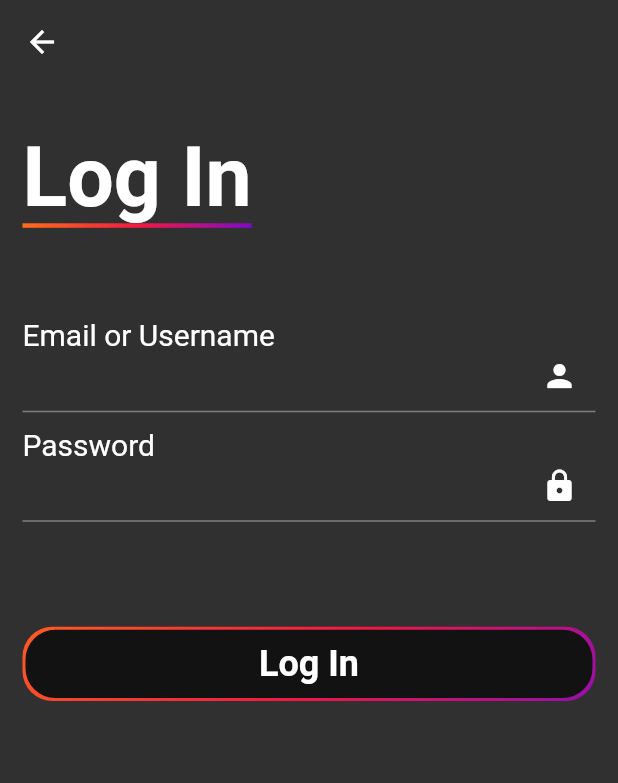
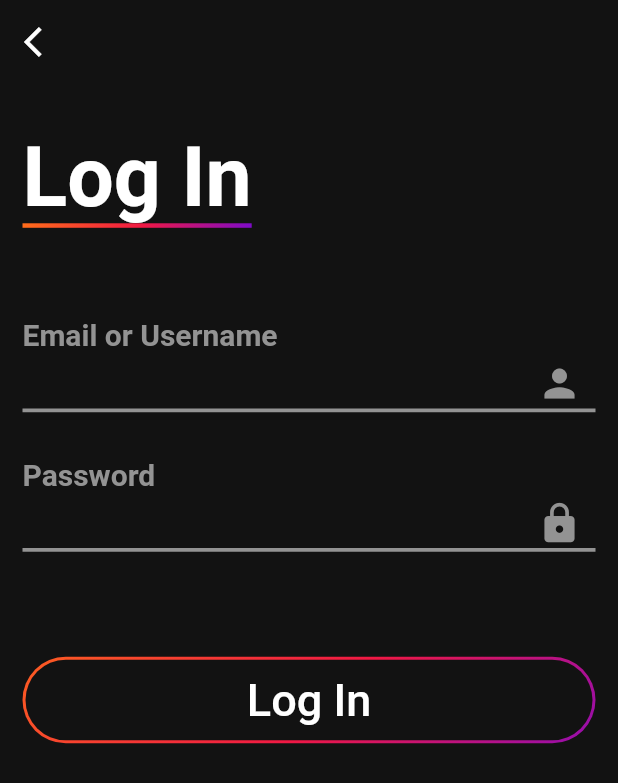
Before and after one commit to mjbernet3/fomo, a Flutter app: the screen it shows after launch, after a tap on "Login", on a phone screen of 412 x 824 dp. Shown: the top 783 px of the screen. Run offline on Flutter 3.47's test engine with Material 2 defaults, Android fonts, the phone set to English and light mode, and no system bars; our stand-ins replace firebase_auth; accounts and stored records are empty; Roboto replaces fonts that are missing (Raleway).

Commit message:
Final Login/Registration for now

```diff
--- a/lib/frontend/components/GradientButton.dart
+++ b/lib/frontend/components/GradientButton.dart
@@ -15,13 +15,13 @@ class GradientButton extends StatelessWidget {
 
   final innerDecor = BoxDecoration(
     color: Color(0xFF121212),
-    border: Border.all(color: Color(0xFF121212)),
-    borderRadius: BorderRadius.circular(20)
+      border: Border.all(color: Colors.transparent),
+    borderRadius: BorderRadius.circular(50)
   );
 
   final gradientBoxDecoration = BoxDecoration(
     gradient: gradientOutline,
-    borderRadius: BorderRadius.circular(20),
+    borderRadius: BorderRadius.circular(50),
   );
 
   GradientButton({
@@ -41,15 +41,15 @@ class GradientButton extends StatelessWidget {
               color: Colors.transparent,
               onPressed: buttonPressed,
               shape: RoundedRectangleBorder(
-                  borderRadius: new BorderRadius.circular(20)
+                  borderRadius: new BorderRadius.circular(50)
               ),
               child: Text(
                   buttonText,
                   textAlign: TextAlign.center,
                 style: TextStyle(
-                    fontWeight: FontWeight.bold,
+                    color: Colors.white,
                     fontFamily: 'Raleway',
-                    fontSize: 24.0
+                    fontSize: 30
                 ),
               )
             ),
@@ -60,7 +60,7 @@ class GradientButton extends StatelessWidget {
         ),
       ),
       constraints: const BoxConstraints(minWidth: 88.0, minHeight: 36.0),
-      height: MediaQuery.of(context).size.width * 0.12,
+      height: MediaQuery.of(context).size.width * 0.14,
       decoration: gradientBoxDecoration,
     );
   }
--- a/lib/frontend/components/InputFieldWidget.dart
+++ b/lib/frontend/components/InputFieldWidget.dart
@@ -8,6 +8,11 @@ class InputField extends StatelessWidget {
 
   InputField(this.title, this.icon, this.changed, [this.hidden = false]);
 
+  final UnderlineInputBorder defaultLine = UnderlineInputBorder(
+      borderSide: const BorderSide(
+          color: Color(0xFF939393),
+          width: 2.5));
+
   @override
   Widget build(BuildContext context) {
     return Stack(
@@ -16,29 +21,37 @@ class InputField extends StatelessWidget {
               alignment: Alignment.topLeft,
               child: Text(title,
                   style: TextStyle(
+                      fontWeight: FontWeight.bold,
                       fontSize: 20,
                       fontFamily: 'Raleway',
-                      color: Colors.white)
+                      color: Color(0xFF939393))
               )
           ),
           Padding(
             padding: EdgeInsets.only(top: 15),
-            child: TextField(
+            child:
+            TextField(
+                style: TextStyle(
+                  color: Colors.white,
+                  fontFamily: 'Raleway',
+                  fontSize: 20
+                ),
                 obscureText: hidden,
                 decoration: InputDecoration(
-                    focusedBorder: UnderlineInputBorder(
-                        borderSide: const BorderSide(color: Colors.white)
+                    contentPadding: EdgeInsets.only(
+                        top: 20,
+                        bottom: 5),
+                    alignLabelWithHint: false,
+                    focusedBorder: defaultLine,
+                    enabledBorder: defaultLine,
+                    suffixIcon: Padding(
+                        padding: const EdgeInsetsDirectional.only(
+                            end: 0, top: 10),
+                        child: Icon(
+                            icon,
+                            size: 30,
+                            color: Color(0xFF939393))
                     ),
-                    border: UnderlineInputBorder(),
-                    suffixIcon: Padding(
-                        padding: const EdgeInsetsDirectional.only(end: 0),
-                        child: Icon(icon,
-                            color: Colors.white)
-                    ),
-                    labelStyle: TextStyle(
-                        fontSize: 40,
-                        fontFamily: 'Raleway',
-                        color: Colors.white)
                 ),
                 onChanged: (String typedValue) {
                   changed(typedValue);
--- a/lib/frontend/pages/login_page.dart
+++ b/lib/frontend/pages/login_page.dart
@@ -25,6 +25,10 @@ class LoginPage extends StatelessWidget {
       child: Consumer<LoginModel>(
         builder: (context, model, child) => Scaffold(
           appBar: AppBar(
+            leading: new IconButton(
+              icon: new Icon(Icons.arrow_back_ios, color: Colors.white),
+              onPressed: () => Navigator.of(context).pop(),
+            ),
             backgroundColor: Colors.transparent,
             elevation: 0.0,
           ),
@@ -40,21 +44,20 @@ class LoginPage extends StatelessWidget {
                     children: <Widget>[
                       loginPageHeader('Log In'),
                       SizedBox(height: 60),
-                      Column(
-                        crossAxisAlignment: CrossAxisAlignment.center,
-                        children: <Widget> [
                           emailInput,
-                          SizedBox(height:10),
-                          passwordInput
-                        ]
+                          SizedBox(height:30),
+                          passwordInput,
+                      SizedBox(
+                          height:50),
+                      GradientButton(
+                          buttonText: 'Log In',
+                          buttonPressed: () async {
+                              bool success = await model.login(_email, _password);
+                              if (success) {
+                                Navigator.pushNamed(context, '/discover');
+                              }
+                          }
                       ),
-                      SizedBox(height:50),
-                      GradientButton(buttonText: 'Log In', buttonPressed: () async {
-                        bool success = await model.login(_email, _password);
-                        if (success) {
-                          Navigator.pushNamed(context, '/discover');
-                        }
-                      }),
                       SizedBox(height:30)
                     ],
                   ),
--- a/lib/frontend/pages/register_page.dart
+++ b/lib/frontend/pages/register_page.dart
@@ -20,7 +20,7 @@ class RegisterPage extends StatelessWidget {
             (String input) { _email = input; });
     InputField nameInput = InputField('Name', Icons.person,
             (String input) { _name = input; });
-    InputField usernameInput = InputField('Username', Icons.person,
+    InputField usernameInput = InputField('Username', Icons.done,
             (String input) { _username = input; });
     InputField passwordInput = InputField('Password', Icons.lock,
             (String input) { _password = input; }, true);
@@ -34,11 +34,16 @@ class RegisterPage extends StatelessWidget {
       child: Consumer<RegisterModel>(
         builder: (context, model, child) => Scaffold(
           appBar: AppBar(
+            leading: new IconButton(
+              icon: new Icon(Icons.arrow_back_ios,
+                  color: Colors.white),
+                  onPressed: () => Navigator.of(context).pop(),
+            ),
             backgroundColor: Colors.transparent,
             elevation: 0.0,
           ),
           body: SingleChildScrollView(child: Padding(
-            padding: EdgeInsets.only(bottom: 40, left: 15, right: 15, top: 30),
+            padding: EdgeInsets.only(bottom: 40, left: 20, right: 20, top: 30),
             child: model.isLoading
                 ? Center(
                     child: CircularProgressIndicator(),
@@ -51,15 +56,15 @@ class RegisterPage extends StatelessWidget {
                       SizedBox(height: 60),
                       emailInput,
                       SizedBox(
-                        height: 10.0,
+                        height: 30.0,
                       ),
                       nameInput,
                       SizedBox(
-                        height: 10.0,
+                        height: 30.0,
                       ),
                       usernameInput,
                       SizedBox(
-                        height: 10.0,
+                        height: 30.0,
                       ),
                       passwordInput,
                       SizedBox(
--- a/lib/main.dart
+++ b/lib/main.dart
@@ -16,7 +16,9 @@ class AppName extends StatelessWidget {
       providers: AppContainer().providers,
       child: MaterialApp(
         home: InitialPageSelector(),
-        theme: ThemeData.dark(),
+        theme: ThemeData(
+          canvasColor: Color(0xFF121212)
+        ),
         routes: {
           '/welcome': (context) => WelcomePage(),
           '/register': (context) => RegisterPage(),
```
